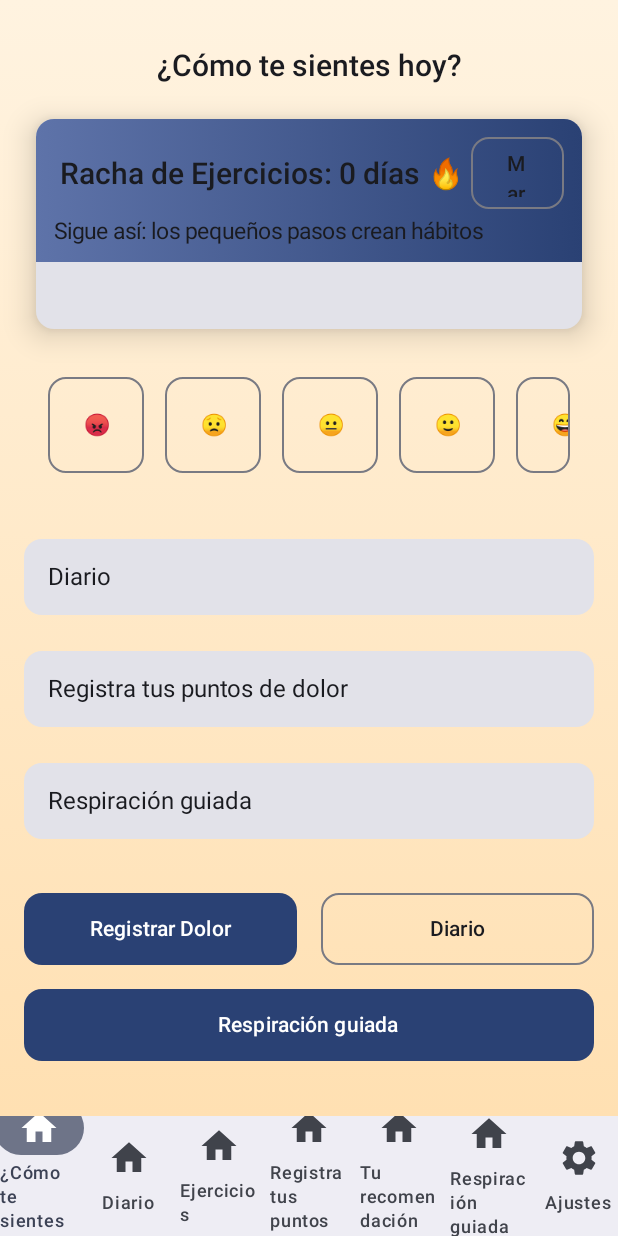
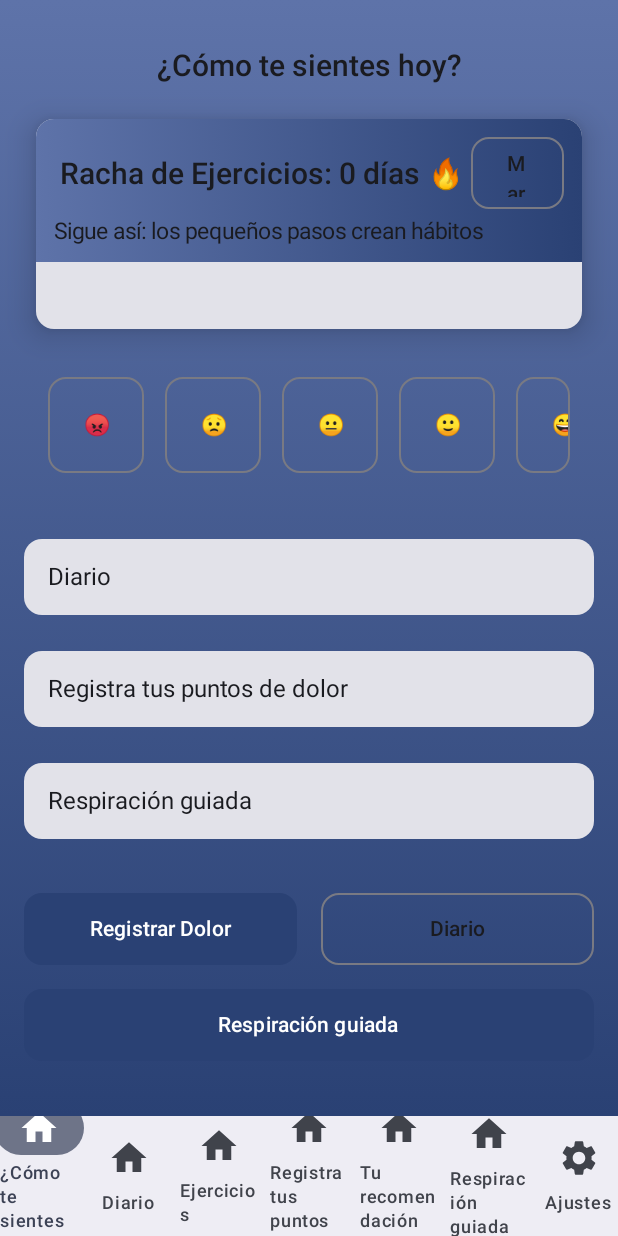
Before and after one commit to caxulex/Laboratoriodeldolor, an Android app built with Jetpack Compose: the DailyMoodScreen screen opened through its navigation route, on a phone screen of 412 x 824 dp. Run offline under Robolectric (Android 15) with nearby library versions, the phone set to English and light mode, and no system bars.

Commit message:
Refactor: use MaterialTheme colorScheme for DailyMood gradients

```diff
--- a/app/src/main/java/com/example/laboratoriodeldolor/DailyMoodScreen.kt
+++ b/app/src/main/java/com/example/laboratoriodeldolor/DailyMoodScreen.kt
@@ -78,11 +78,17 @@ fun DailyMoodScreen(
     Scaffold(snackbarHost = { SnackbarHost(hostState = snackbarHostState) }) { innerPadding ->
         // Animated gradient background that shifts slowly; palette varies with local hour
         val hour = java.util.Calendar.getInstance().get(java.util.Calendar.HOUR_OF_DAY)
+        // Use theme colors for time-of-day gradients to centralize styling
+        val morningColors = listOf(MaterialTheme.colorScheme.primaryContainer, MaterialTheme.colorScheme.primary)
+        val afternoonColors = listOf(MaterialTheme.colorScheme.secondaryContainer, MaterialTheme.colorScheme.secondary)
+        val eveningColors = listOf(MaterialTheme.colorScheme.tertiaryContainer, MaterialTheme.colorScheme.tertiary)
+        val nightColors = listOf(MaterialTheme.colorScheme.background, MaterialTheme.colorScheme.surface)
+
         val baseColors = when (hour) {
-            in 6..11 -> listOf(Color(0xFFFFF3E0), Color(0xFFFFE0B2)) // morning warm
-            in 12..17 -> listOf(Color(0xFFE3F2FD), Color(0xFFBBDEFB)) // afternoon cool
-            in 18..20 -> listOf(Color(0xFFF3E5F5), Color(0xFFE1BEE7)) // evening soft
-            else -> listOf(Color(0xFF0B1630), Color(0xFF071028)) // night deep navy
+            in 6..11 -> morningColors
+            in 12..17 -> afternoonColors
+            in 18..20 -> eveningColors
+            else -> nightColors
         }
 
         val infinite = rememberInfiniteTransition()
```
